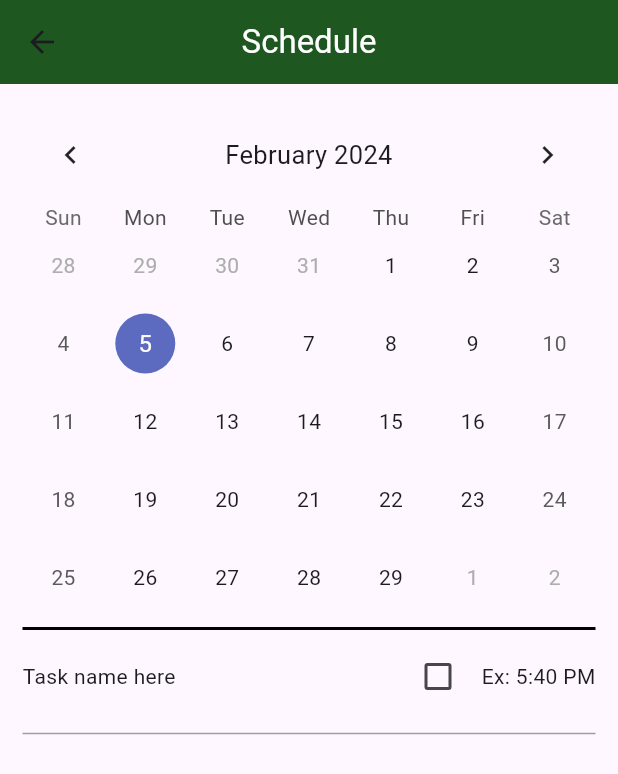
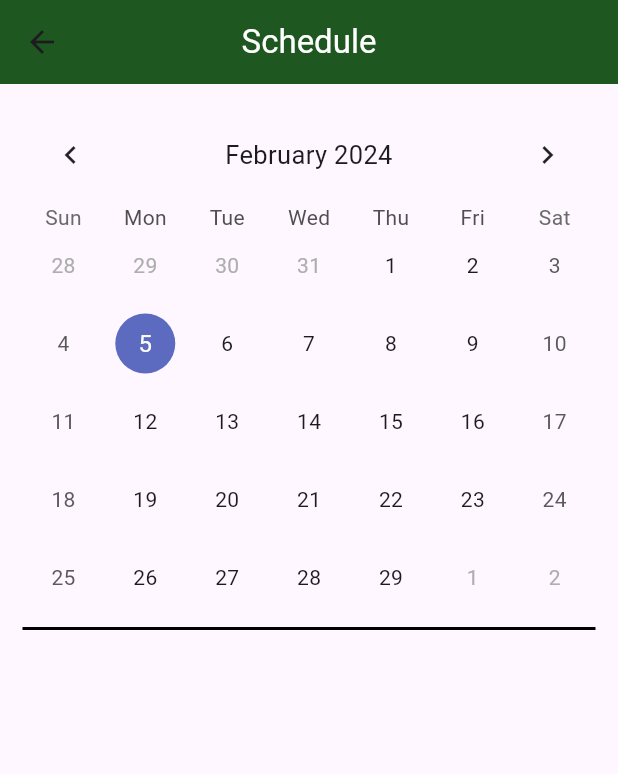
Before and after one commit to Maasmari/Muslim-Guide, a Flutter app: the ScheduleScreen screen opened directly, on a phone screen of 412 x 824 dp. Shown: the top 774 px of the screen. Run offline on Flutter 3.47's test engine with Material 3 defaults, Android fonts, the phone set to English and light mode, and no system bars; drawn by our look-alikes of table_calendar.

Commit message:
added new_task.dart

```diff
--- a/muslim_guide/lib/screens/schedule_screen.dart
+++ b/muslim_guide/lib/screens/schedule_screen.dart
@@ -14,6 +14,9 @@ class _ScheduleState extends State<ScheduleScreen> {
   bool isCompleted = false;
 
   DateTime today = DateTime.now();
+  DateTime firstDate = DateTime(DateTime.now().year - 1, DateTime.now().month, DateTime.now().day);
+  DateTime lastDate = DateTime(DateTime.now().year + 1, DateTime.now().month, DateTime.now().day);
+
   void _onDaySelected(DateTime day, DateTime focusedDay) {
     setState(() {
       today = day;
@@ -42,8 +45,8 @@ class _ScheduleState extends State<ScheduleScreen> {
         children: [
           TableCalendar(
             focusedDay: today,
-            firstDay: DateTime.utc(2024, 1, 1),
-            lastDay: DateTime.utc(2099, 12, 31),
+            firstDay: firstDate,
+            lastDay: lastDate,
             locale: 'en_US',
             headerStyle: const HeaderStyle(
                 formatButtonVisible: false, titleCentered: true),
@@ -55,33 +58,34 @@ class _ScheduleState extends State<ScheduleScreen> {
             color: Colors.black,
             thickness: 2,
           ),
-          Row(
-            children: [
-              const Text('Task name here'),
-              const Spacer(),
-              Checkbox(
-                activeColor: Colors.green,
-                value: isCompleted,
-                onChanged: (value) {
-                  setState(
-                    () {
-                      isCompleted = value!;
-                    },
-                  );
-                },
-              ),
-              const SizedBox(
-                width: 5,
-              ),
-              const Text('Ex: 5:40 PM'),
-            ],
-          ),
-          const SizedBox(
-            height: 6,
-          ),
-          const Divider(
-            color: Colors.grey,
-          ),
+
+          // Row(
+          //   children: [
+          //     const Text('Task name here'),
+          //     const Spacer(),
+          //     Checkbox(
+          //       activeColor: Colors.green,
+          //       value: isCompleted,
+          //       onChanged: (value) {
+          //         setState(
+          //           () {
+          //             isCompleted = value!;
+          //           },
+          //         );
+          //       },
+          //     ),
+          //     const SizedBox(
+          //       width: 5,
+          //     ),
+          //     const Text('Ex: 5:40 PM'),
+          //   ],
+          // ),
+          // const SizedBox(
+          //   height: 6,
+          // ),
+          // const Divider(
+          //   color: Colors.grey,
+          // ),
         ],
       ),
     );
```
Also changed, not shown: muslim_guide/lib/Widgets/new_task.dart (added, +18 -0 lines), muslim_guide/lib/Widgets/task_item.dart (+7 -4 lines), muslim_guide/lib/Widgets/tasks.dart (+16 -2 lines).
